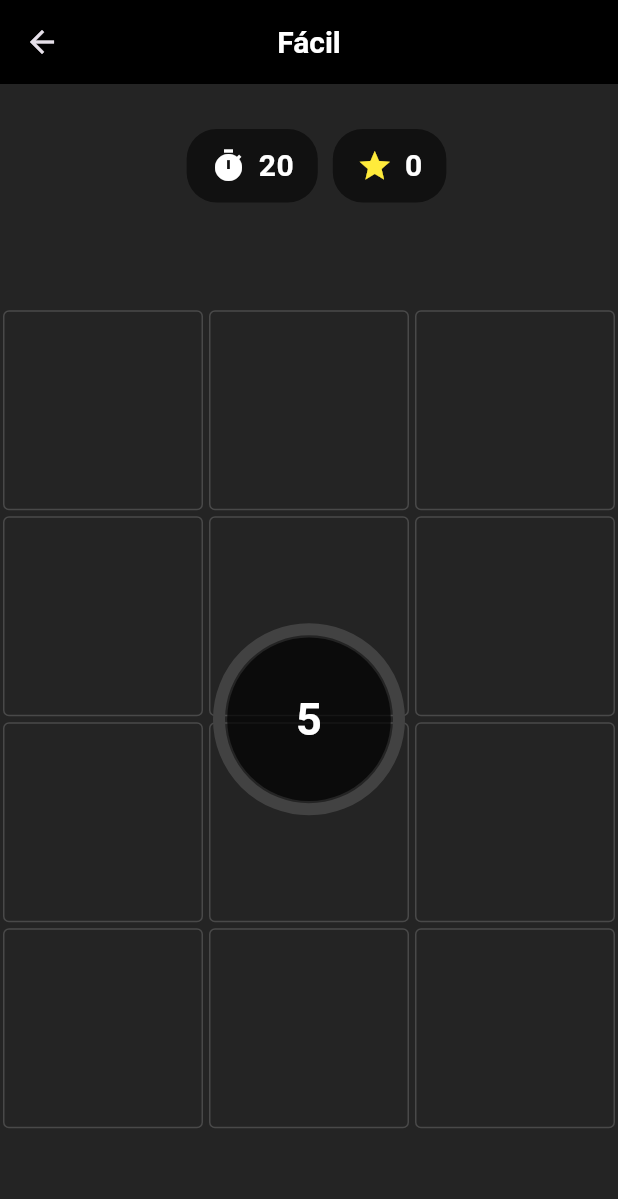
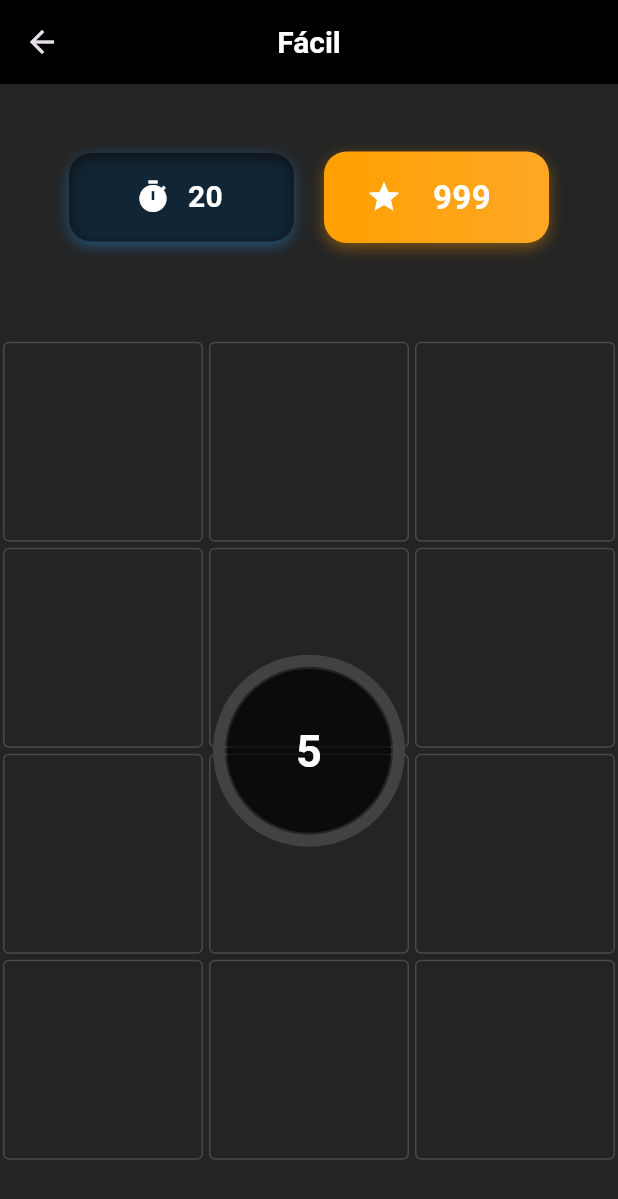
Before and after one commit to JJCD17/Color-Link, a Flutter app: the screen it shows after launch, after a tap on "Fácil", on a phone screen of 412 x 824 dp. Shown: the top 1199 px of the screen. Run offline on Flutter 3.47's test engine with Material 3 defaults, Android fonts, the phone set to English and light mode, and no system bars; drawn by our look-alikes of circular_countdown_timer; our stand-ins replace font_awesome_flutter, shared_preferences.

Commit message:
se hacen cambios de diseño

```diff
--- a/lib/screens/menu.dart
+++ b/lib/screens/menu.dart
@@ -64,6 +64,8 @@ class MenuScreen extends StatelessWidget {
           initialTime: level['time'],
           level: level['level'],
           levelName: level['name'],
+          icon: level['icon'],
+          color: level['color'],
         ),
       ),
     );
--- a/lib/widgets/game_board.dart
+++ b/lib/widgets/game_board.dart
@@ -7,6 +7,8 @@ import '../models/point_data.dart';
 import 'point_tile.dart';
 import '../models/score_manager.dart';
 import 'dart:math';
+import '../models/game_stats_storage.dart';
+import '../screens/end_game.dart';
 
 class GameBoard extends StatefulWidget {
   final int gridSizeRow;
@@ -14,6 +16,8 @@ class GameBoard extends StatefulWidget {
   final int initialTime;
   final int level;
   final String levelName;
+  final IconData icon;
+  final Color color;
 
   const GameBoard({
     super.key,
@@ -22,6 +26,8 @@ class GameBoard extends StatefulWidget {
     required this.initialTime,
     required this.level,
     required this.levelName,
+    required this.icon,
+    required this.color,
   });
 
   @override
@@ -46,6 +52,7 @@ class GameBoardState extends State<GameBoard> {
   void initState() {
     super.initState();
     scoreManager = ScoreManager();
+    scoreManager.score = 999;
     _generateGrid();
 
     // Inicia automáticamente después de 3 segundos
@@ -92,22 +99,31 @@ class GameBoardState extends State<GameBoard> {
   }
 
   void _handleTimeUp() {
+    // Actualiza la variable que indica el estado del juego
     setState(() {
       gameStarted = false;
     });
-    showDialog(
-      context: context,
-      builder: (context) => AlertDialog(
-        title: const Text("¡Tiempo agotado!"),
-        content: Text("Tu puntuación: ${scoreManager.score} puntos"),
-        actions: [
-          TextButton(
-            onPressed: () => Navigator.of(context),
-            child: const Text("Aceptar"),
+
+    // Guardar la puntuación y el récord si aplica
+    GameStatsStorage().saveScoreForLevel(widget.level, scoreManager.score);
+
+    GameStatsStorage().saveLastLevelPlayed(widget.level);
+
+    // Navegar a la pantalla de fin de juego
+    if (mounted) {
+      Navigator.pushReplacement(
+        context,
+        MaterialPageRoute(
+          builder: (_) => EndGameScreen(
+            level: widget.level,
+            levelName: widget.levelName,
+            score: scoreManager.score,
+            icon: widget.icon,
+            color: widget.color,
           ),
-        ],
         ),
       );
+    }
   }
 
   @override
@@ -140,45 +156,66 @@ class GameBoardState extends State<GameBoard> {
           return Column(
             children: [
               const SizedBox(height: 30),
-
-              Row(
+              Padding(
+                padding:
+                    const EdgeInsets.symmetric(horizontal: 35, vertical: 15),
+                child: Row(
                   mainAxisAlignment: MainAxisAlignment.center,
                   children: [
-                  const SizedBox(width: 10),
-                  TimerWidget(
-                    //Timer
+                    SizedBox(
+                      width: 150,
+                      child: TimerWidget(
                         key: timerKey,
                         initialTime: widget.initialTime,
                         onTimeUp: _handleTimeUp,
                       ),
-                  const SizedBox(width: 10),
+                    ),
+                    const SizedBox(width: 20),
                     Container(
-                    //Sistema de puntos
+                      width: 150, // Ancho fijo
                       padding: const EdgeInsets.symmetric(
-                      horizontal: 16,
-                      vertical: 10,
+                          horizontal: 20, vertical: 15),
+                      decoration: BoxDecoration(
+                        gradient: LinearGradient(
+                          colors: [
+                            Colors.amber.shade700,
+                            Colors.orange.shade400,
+                          ],
                         ),
-                    decoration: BoxDecoration(
-                      color: Colors.black54,
-                      borderRadius: BorderRadius.circular(20),
+                        borderRadius: BorderRadius.circular(15),
+                        boxShadow: [
+                          BoxShadow(
+                            color: Colors.orange.withOpacity(0.4),
+                            blurRadius: 8,
+                            offset: Offset(0, 3),
+                          ),
+                        ],
                       ),
                       child: Row(
-                      mainAxisSize: MainAxisSize.min,
+                        mainAxisAlignment:
+                            MainAxisAlignment.center, // Centrado interno
                         children: [
-                        const Icon(Icons.star, color: Colors.yellow, size: 24),
-                        const SizedBox(width: 8),
-                        Text(
-                          '${scoreManager.score}',
+                          const Icon(Icons.star, color: Colors.white, size: 24),
+                          const SizedBox(width: 10),
+                          SizedBox(
+                            width: 60, // Espacio reservado para el número
+                            child: Text(
+                              '${scoreManager.score}'
+                                  .toString()
+                                  .padLeft(3, '0'),
+                              textAlign: TextAlign.center,
                               style: const TextStyle(
-                            fontSize: 20,
+                                fontSize: 22,
+                                fontWeight: FontWeight.bold,
                                 color: Colors.white,
-                            fontWeight: FontWeight.bold,
+                              ),
                             ),
                           ),
                         ],
                       ),
                     ),
                   ],
+                ),
               ),
 
               //Tablero
--- a/lib/widgets/timer_widget.dart
+++ b/lib/widgets/timer_widget.dart
@@ -87,22 +87,34 @@ class TimerWidgetState extends State<TimerWidget> {
     final isWarning = currentTime <= 5;
 
     return Container(
-      padding: const EdgeInsets.symmetric(horizontal: 16, vertical: 10),
+      padding: const EdgeInsets.symmetric(horizontal: 35, vertical: 15),
       decoration: BoxDecoration(
         color: Colors.black54,
-        borderRadius: BorderRadius.circular(20),
+        borderRadius: BorderRadius.circular(15),
+        boxShadow: [
+          BoxShadow(
+            color: Colors.blue.withOpacity(0.4),
+            blurRadius: 8,
+            offset: Offset(0, 3),
+          ),
+        ],
       ),
       child: Row(
         mainAxisSize: MainAxisSize.min,
+        mainAxisAlignment: MainAxisAlignment.center,
         children: [
           const Icon(Icons.timer, color: Colors.white, size: 24),
           const SizedBox(width: 8),
-          Text(
-            '$currentTime',
-            style: TextStyle(
-              color: isWarning ? widget.warningColor : Colors.white,
-              fontSize: 20,
-              fontWeight: FontWeight.bold,
+          SizedBox(
+            width: 30,
+            child: Text(
+              '$currentTime'.toString().padLeft(2, '0'),
+              textAlign: TextAlign.center,
+              style: TextStyle(
+                color: isWarning ? widget.warningColor : Colors.white,
+                fontSize: 20,
+                fontWeight: FontWeight.bold,
+              ),
             ),
           ),
         ],
```
Also changed, not shown: lib/screens/end_game.dart (added, +179 -0 lines). Lines whose indentation alone changed are shown as unchanged.
